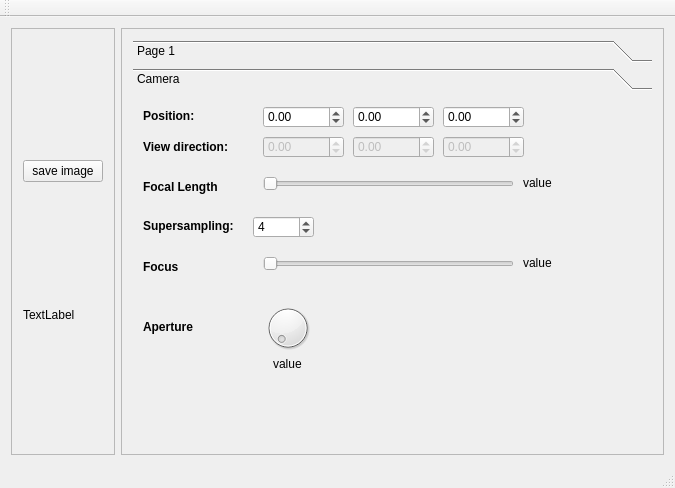
This is mainwindow.ui in awegsche/QtRaytracer as Qt 5 draws it before an edit. The edited form follows.
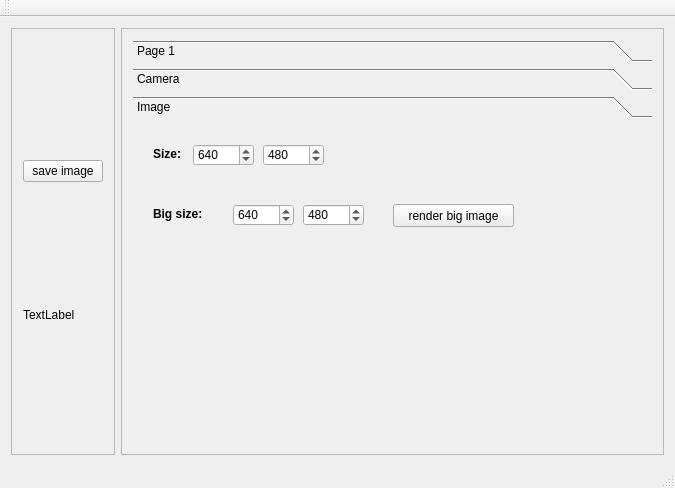
This is the edited form. The open tabs and pages were chosen to show the change.

Commit message: Adjust image size.

Diff of the .ui file:
```diff
--- a/mainwindow.ui
+++ b/mainwindow.ui
@@ -98,7 +98,7 @@
             <x>0</x>
             <y>0</y>
             <width>536</width>
-            <height>343</height>
+            <height>316</height>
            </rect>
           </property>
           <attribute name="label">
@@ -436,6 +436,150 @@
            </property>
           </widget>
          </widget>
+         <widget class="QWidget" name="page_2">
+          <attribute name="label">
+           <string>Image</string>
+          </attribute>
+          <widget class="QLabel" name="label_7">
+           <property name="geometry">
+            <rect>
+             <x>20</x>
+             <y>20</y>
+             <width>61</width>
+             <height>20</height>
+            </rect>
+           </property>
+           <property name="font">
+            <font>
+             <weight>75</weight>
+             <bold>true</bold>
+            </font>
+           </property>
+           <property name="text">
+            <string>Size:</string>
+           </property>
+          </widget>
+          <widget class="QSpinBox" name="spinBox_width">
+           <property name="geometry">
+            <rect>
+             <x>60</x>
+             <y>20</y>
+             <width>61</width>
+             <height>22</height>
+            </rect>
+           </property>
+           <property name="minimum">
+            <number>32</number>
+           </property>
+           <property name="maximum">
+            <number>2560</number>
+           </property>
+           <property name="singleStep">
+            <number>16</number>
+           </property>
+           <property name="value">
+            <number>640</number>
+           </property>
+          </widget>
+          <widget class="QSpinBox" name="spinBox_height">
+           <property name="geometry">
+            <rect>
+             <x>130</x>
+             <y>20</y>
+             <width>61</width>
+             <height>22</height>
+            </rect>
+           </property>
+           <property name="minimum">
+            <number>32</number>
+           </property>
+           <property name="maximum">
+            <number>2560</number>
+           </property>
+           <property name="singleStep">
+            <number>16</number>
+           </property>
+           <property name="value">
+            <number>480</number>
+           </property>
+          </widget>
+          <widget class="QLabel" name="label_8">
+           <property name="geometry">
+            <rect>
+             <x>20</x>
+             <y>80</y>
+             <width>61</width>
+             <height>20</height>
+            </rect>
+           </property>
+           <property name="font">
+            <font>
+             <weight>75</weight>
+             <bold>true</bold>
+            </font>
+           </property>
+           <property name="text">
+            <string>Big size:</string>
+           </property>
+          </widget>
+          <widget class="QSpinBox" name="spinBox_width_2">
+           <property name="geometry">
+            <rect>
+             <x>100</x>
+             <y>80</y>
+             <width>61</width>
+             <height>22</height>
+            </rect>
+           </property>
+           <property name="minimum">
+            <number>32</number>
+           </property>
+           <property name="maximum">
+            <number>2560</number>
+           </property>
+           <property name="singleStep">
+            <number>16</number>
+           </property>
+           <property name="value">
+            <number>640</number>
+           </property>
+          </widget>
+          <widget class="QSpinBox" name="spinBox_height_2">
+           <property name="geometry">
+            <rect>
+             <x>170</x>
+             <y>80</y>
+             <width>61</width>
+             <height>22</height>
+            </rect>
+           </property>
+           <property name="minimum">
+            <number>32</number>
+           </property>
+           <property name="maximum">
+            <number>2560</number>
+           </property>
+           <property name="singleStep">
+            <number>16</number>
+           </property>
+           <property name="value">
+            <number>480</number>
+           </property>
+          </widget>
+          <widget class="QPushButton" name="pushButton_2">
+           <property name="geometry">
+            <rect>
+             <x>260</x>
+             <y>80</y>
+             <width>121</width>
+             <height>23</height>
+            </rect>
+           </property>
+           <property name="text">
+            <string>render big image</string>
+           </property>
+          </widget>
+         </widget>
         </widget>
        </item>
       </layout>
```
Left out of the diff: 8 changed lines with no effect on the pictures. The commit also changes 4 other files.
